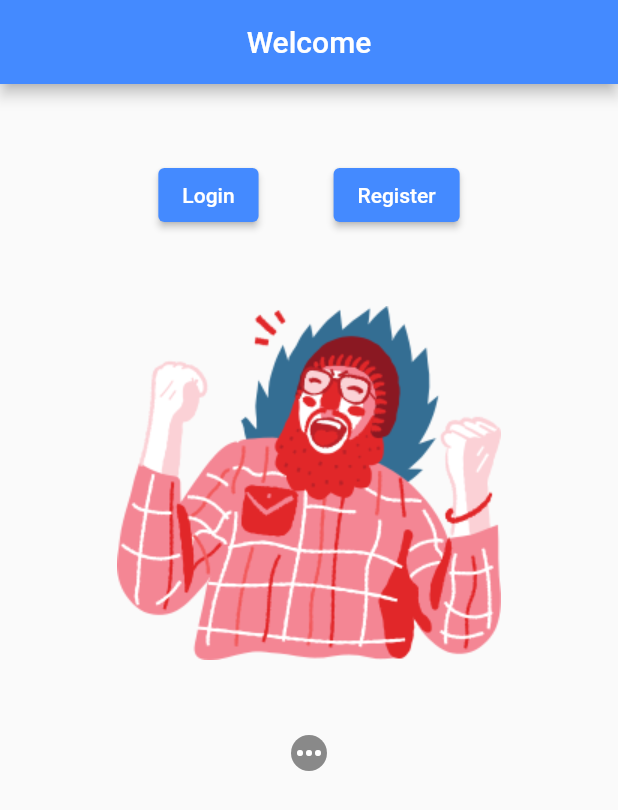
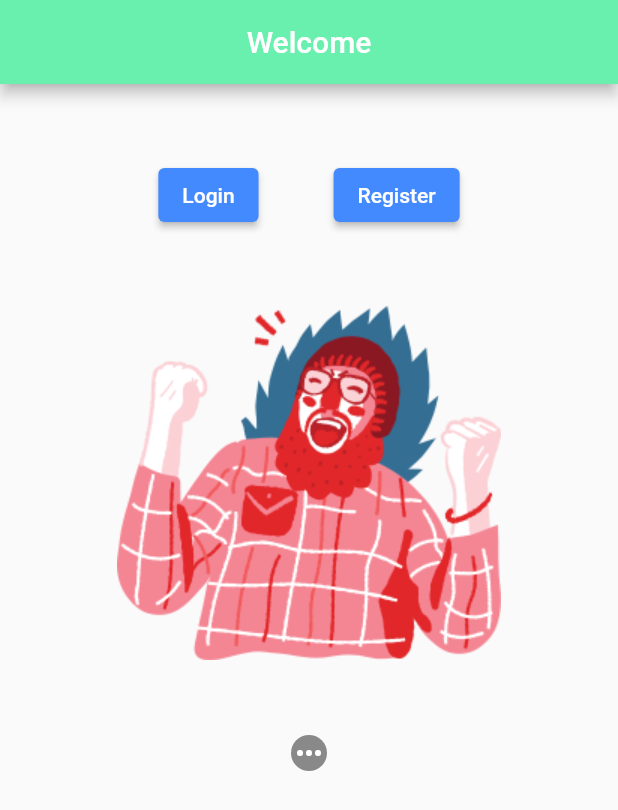
Before and after one commit to simonjv01/flutter_app_welcome, a Flutter app: the screen it shows after launch, on a phone screen of 412 x 824 dp. Shown: the top 810 px of the screen. Run offline on Flutter 3.47's test engine with Material 2 defaults, Android fonts, the phone set to English and light mode, and no system bars.

Commit message:
changed color on welcome page

```diff
--- a/lib/pages/welcome_page.dart
+++ b/lib/pages/welcome_page.dart
@@ -17,7 +17,7 @@ class _WelcomePageState extends State<WelcomePage> {
       appBar: AppBar(
         title: const Text('Welcome'),
         centerTitle: true,
-        backgroundColor: Colors.blueAccent,
+        backgroundColor: Colors.greenAccent,
       ),
       body: SingleChildScrollView(
         child: Center(
```
